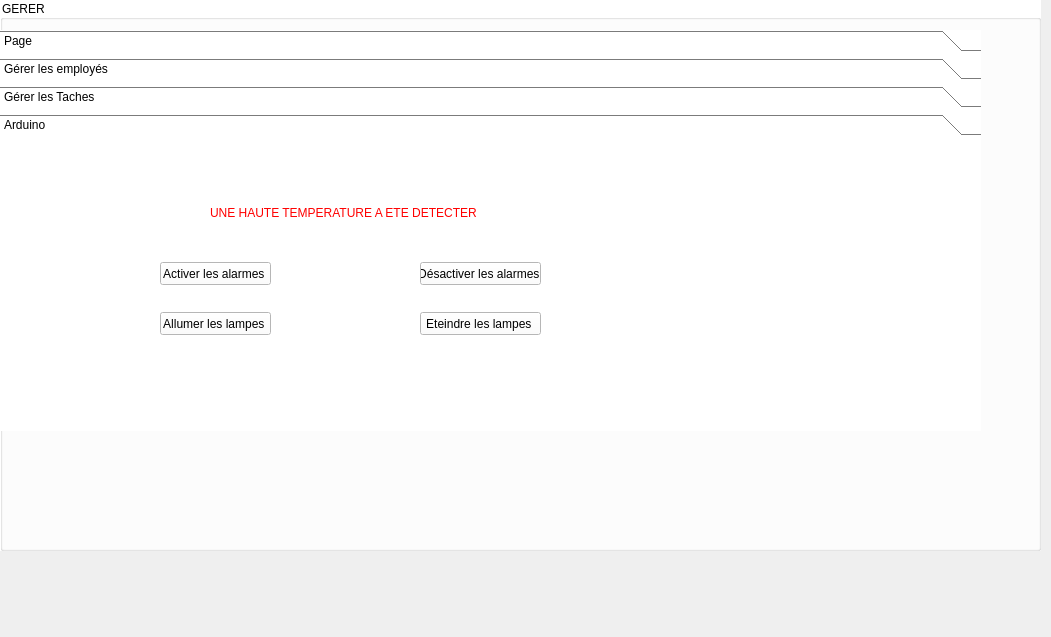
Before: the Qt Designer form gerer.ui in Oussamab6/E-Health_2A14, drawn with Qt 5.
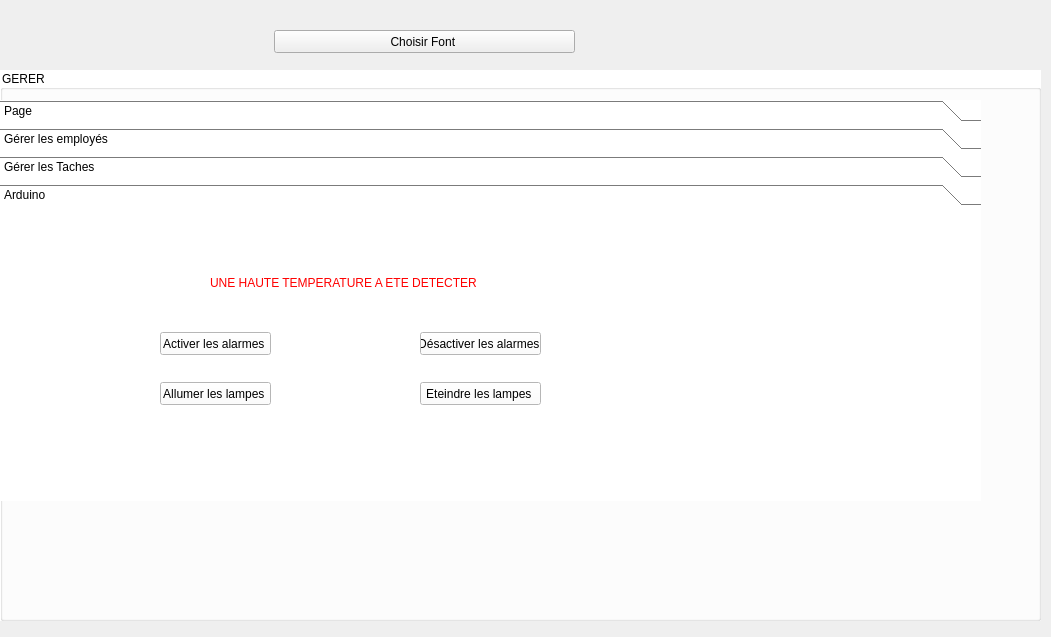
After: the same form once the commit is applied. The open tabs and pages were chosen to show the change. Icons and pictures are not drawn.

Patch:
```diff
--- a/gerer.ui
+++ b/gerer.ui
@@ -17,7 +17,7 @@
    <property name="geometry">
     <rect>
      <x>0</x>
-     <y>0</y>
+     <y>70</y>
      <width>1041</width>
      <height>551</height>
     </rect>
@@ -1680,6 +1680,14 @@
      </widget>
     </widget>
     <widget class="QWidget" name="page_4">
+     <property name="geometry">
+      <rect>
+       <x>0</x>
+       <y>0</y>
+       <width>981</width>
+       <height>293</height>
+      </rect>
+     </property>
      <attribute name="label">
       <string>Arduino </string>
      </attribute>
@@ -1782,6 +1790,19 @@
     </widget>
    </widget>
   </widget>
+  <widget class="QPushButton" name="font">
+   <property name="geometry">
+    <rect>
+     <x>274</x>
+     <y>30</y>
+     <width>301</width>
+     <height>23</height>
+    </rect>
+   </property>
+   <property name="text">
+    <string>Choisir Font </string>
+   </property>
+  </widget>
  </widget>
  <resources>
   <include location="Ressource.qrc"/>
```
Left out of the diff: 2 changed lines with no effect on the pictures.
